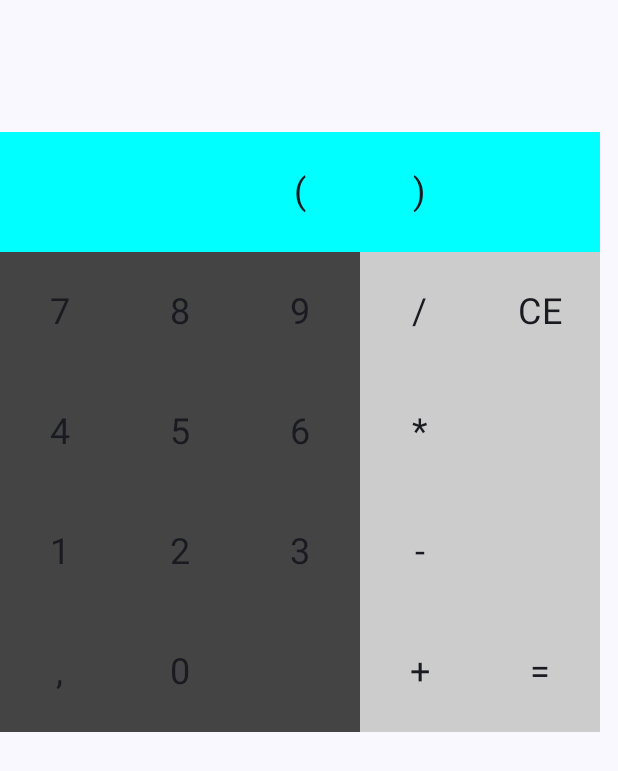
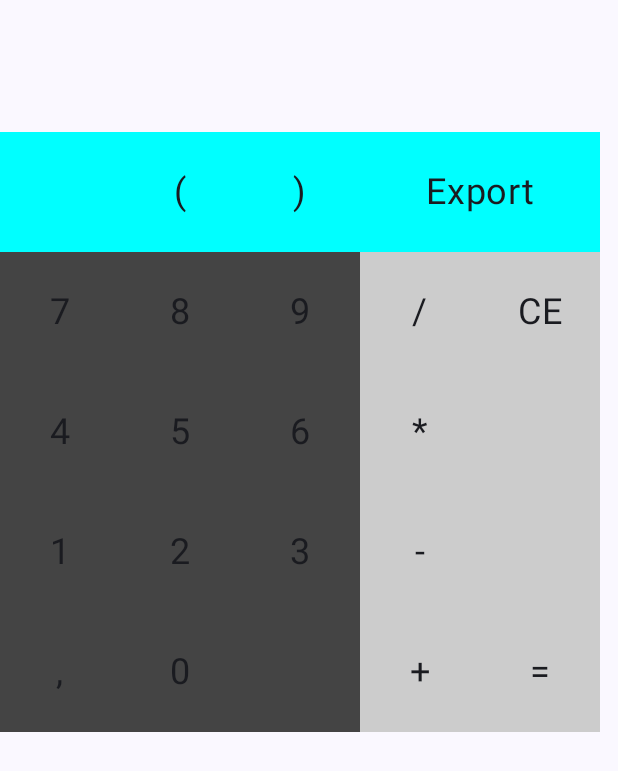
Before and after one commit to Feleuxens/mobile-computing-lab, an Android app built with Jetpack Compose: the screen it shows after launch (MainActivity), on a phone screen of 412 x 824 dp. Shown: the top 771 px of the screen. Run offline under Robolectric (Android 15) with nearby library versions, the phone set to English and light mode, and no system bars.

Commit message:
history and export

```diff
--- a/assignment1/calculator/app/src/main/AndroidManifest.xml
+++ b/assignment1/calculator/app/src/main/AndroidManifest.xml
@@ -1,7 +1,6 @@
 <?xml version="1.0" encoding="utf-8"?>
 <manifest xmlns:android="http://schemas.android.com/apk/res/android"
     xmlns:tools="http://schemas.android.com/tools">
-
     <application
         android:allowBackup="true"
         android:dataExtractionRules="@xml/data_extraction_rules"
@@ -24,5 +23,4 @@
             </intent-filter>
         </activity>
     </application>
-
 </manifest>
--- a/assignment1/calculator/app/src/main/java/de/feleuxens/calculator/MainActivity.kt
+++ b/assignment1/calculator/app/src/main/java/de/feleuxens/calculator/MainActivity.kt
@@ -1,6 +1,16 @@
 package de.feleuxens.calculator
 
+import android.app.Activity
+import android.content.ContentValues
+import android.content.Context
+import android.content.Intent
+import android.net.Uri
 import android.os.Bundle
+import android.os.Environment
+import android.provider.DocumentsContract
+import android.provider.MediaStore
+import android.util.Log
+import android.widget.Toast
 import androidx.activity.ComponentActivity
 import androidx.activity.compose.setContent
 import androidx.activity.enableEdgeToEdge
@@ -20,18 +30,22 @@ import androidx.compose.material3.Surface
 import androidx.compose.material3.Text
 import androidx.compose.runtime.Composable
 import androidx.compose.runtime.getValue
+import androidx.compose.runtime.mutableStateListOf
 import androidx.compose.runtime.mutableStateOf
 import androidx.compose.runtime.remember
 import androidx.compose.runtime.setValue
 import androidx.compose.ui.Alignment
 import androidx.compose.ui.Modifier
 import androidx.compose.ui.graphics.Color
+import androidx.compose.ui.platform.LocalContext
 import androidx.compose.ui.text.font.FontWeight
 import androidx.compose.ui.text.style.TextAlign
 import androidx.compose.ui.tooling.preview.Preview
 import androidx.compose.ui.unit.dp
 import androidx.compose.ui.unit.sp
+import androidx.core.app.ActivityCompat.startActivityForResult
 import de.feleuxens.calculator.ui.theme.CalculatorTheme
+import java.io.File
 
 class MainActivity : ComponentActivity() {
     override fun onCreate(savedInstanceState: Bundle?) {
@@ -50,20 +64,66 @@ class MainActivity : ComponentActivity() {
     }
 }
 
+fun historyToString(history: List<Pair<String, String>>): String {
+    val result: StringBuilder = StringBuilder()
+    for (pair in history) {
+        result.append(pair.first)
+        result.append(" = ")
+        result.append(pair.second)
+        result.append("\n")
+    }
+    return result.toString()
+}
+
+fun saveHistory(context: Context, history: List<Pair<String, String>>) {
+    val resolver = context.contentResolver
+
+    val values = ContentValues().apply {
+        put(MediaStore.MediaColumns.DISPLAY_NAME, "history.txt")
+        put(MediaStore.MediaColumns.MIME_TYPE, "text/plain")
+        put(MediaStore.MediaColumns.RELATIVE_PATH, "Documents/")
+        put(MediaStore.MediaColumns.IS_PENDING, 1)
+    }
+
+    val uri = resolver.insert(MediaStore.Files.getContentUri("external"), values)
+
+    uri?.let {
+        resolver.openOutputStream(it)?.use { outputStream ->
+            outputStream.write(historyToString(history).toByteArray())
+        }
+
+        values.clear()
+        values.put(MediaStore.MediaColumns.IS_PENDING, 0)
+        resolver.update(uri, values, null, null)
+        Toast.makeText(context, "History saved successfully!", Toast.LENGTH_SHORT).show()
+    }
+}
+
 @Composable
 fun CalculatorUI() {
     var expression by remember { mutableStateOf("") }
     var result by remember { mutableStateOf("") }
+    val history = remember { mutableStateListOf<Pair<String, String>>() }
+
+    val context = LocalContext.current
 
     Column {
-        TextField( expression, result)
+        TextField(expression, result)
         Spacer(Modifier.height(8.dp))
         Controls(
             expression = expression,
             onExpressionChange = { expression = it },
             onResultChange = { result = it },
-            onEvaluate = { result = evaluate(expression).toString() }
+            onEvaluate = {
+                result = evaluate(expression).toString()
+                history.add(Pair(expression, result))
+            },
+            onExport = { saveHistory(context, history) }
         )
+        for (i in history.indices.reversed()) {
+            if(i <= history.size-5) break
+            TextField(history[i].first, history[i].second)
+        }
     }
 }
 
@@ -94,14 +154,14 @@ fun Controls(
     expression: String,
     onExpressionChange: (String) -> Unit,
     onResultChange: (String) -> Unit,
-    onEvaluate: () -> Unit
+    onEvaluate: () -> Unit,
+    onExport: () -> Unit
 ) {
-    Row {
-        Button("", "complex") {}
+    Row(verticalAlignment = Alignment.CenterVertically) {
         Button("", "complex") {}
         Button("(", "complex") { onExpressionChange("$expression(") }
         Button(")", "complex") { onExpressionChange("$expression)") }
-        Button("", "complex") {}
+        Button("Export", "complex", 2) { onExport() }
     }
     Row {
         Button("7", "num") { onExpressionChange(expression + "7") }
@@ -117,18 +177,18 @@ fun Controls(
         Button("4", "num") { onExpressionChange(expression + "4") }
         Button("5", "num") { onExpressionChange(expression + "5") }
         Button("6", "num") { onExpressionChange(expression + "6") }
-        Button("*", "basic") { onExpressionChange(expression + "*") }
+        Button("*", "basic") { onExpressionChange("$expression*") }
         Button("", "basic") {  }
     }
     Row {
         Button("1", "num") { onExpressionChange(expression + "1") }
         Button("2", "num") { onExpressionChange(expression + "2") }
         Button("3", "num") { onExpressionChange(expression + "3") }
-        Button("-", "basic") { onExpressionChange(expression + "-") }
+        Button("-", "basic") { onExpressionChange("$expression-") }
         Button("", "basic") {  }
     }
     Row {
-        Button(",", "num") { onExpressionChange(expression + ",") }
+        Button(",", "num") { onExpressionChange("$expression,") }
         Button("0", "num") { onExpressionChange(expression + "0") }
         Button("", "num") {  }
         Button("+", "basic") { onExpressionChange("$expression+") }
@@ -153,6 +213,23 @@ fun Button(label: String, type: String, onClick: () -> Unit) {
     }
 }
 
+@Composable
+fun Button(label: String, type: String, width: Int, onClick: () -> Unit) {
+    val color: Color = when (type) {
+        "complex" -> Color.Cyan
+        "num" -> Color.DarkGray
+        else -> {
+            Color.LightGray
+        }
+    }
+    Box(
+        contentAlignment = Alignment.Center,
+        modifier = Modifier.size(80.dp * width, 80.dp).background(color).clickable { onClick() }
+    ) {
+        Text(text = label, fontSize = 24.sp)
+    }
+}
+
 
 @Preview(showBackground = true)
 @Composable
```
